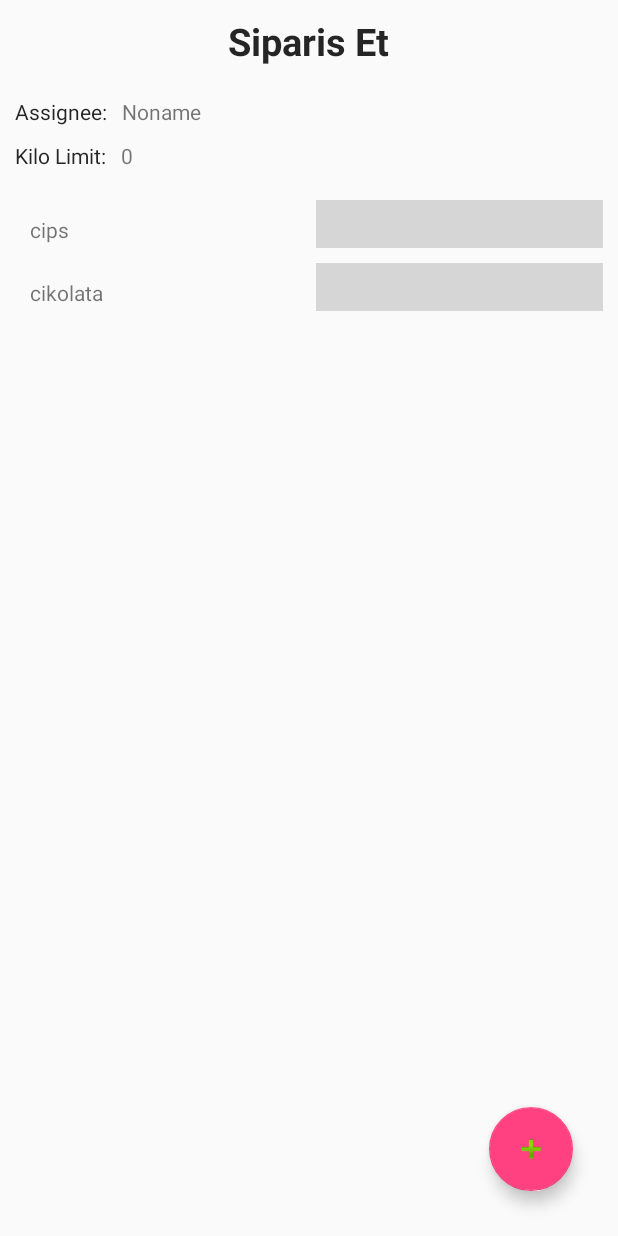
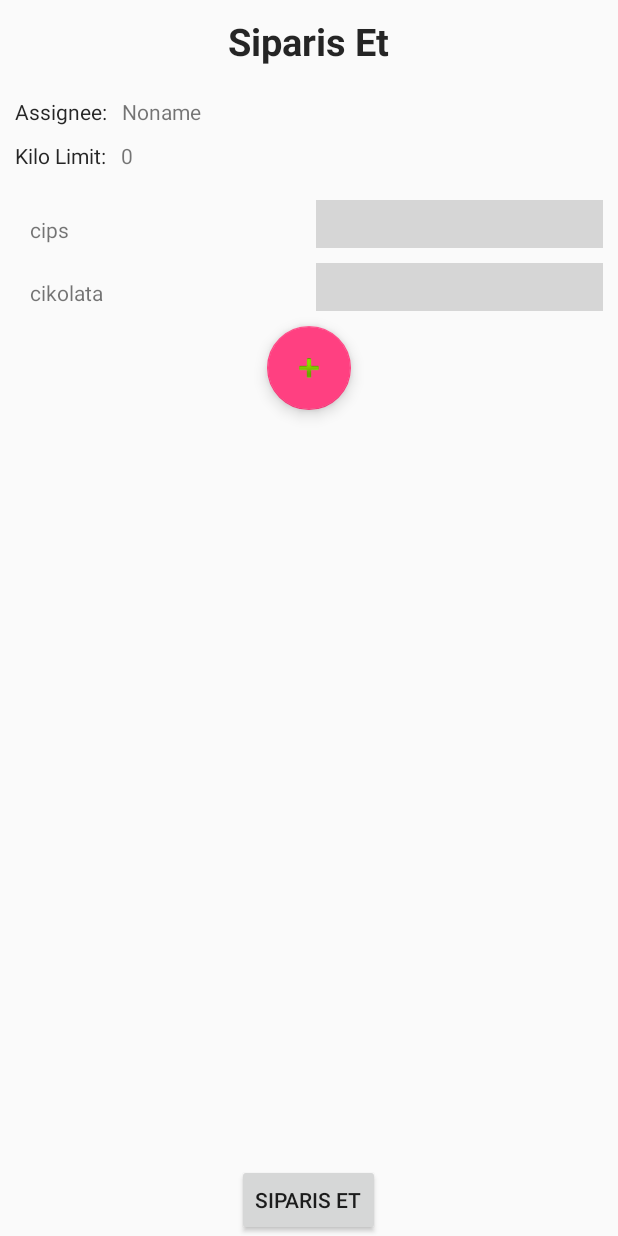
Before and after one commit to bounaykut/aba-android, an Android app: the GiveOrder screen opened directly, with no data from a screen before it, on a phone screen of 412 x 824 dp. Run offline under Robolectric (Android 15) with nearby library versions, the phone set to English and light mode, and no system bars; libraries missing offline, so code that uses them is left out: com.shalan.mohamed; plain views replace IncDecView; 1 statement that could not run was skipped; grey boxes are pictures that could not be loaded.

Commit message:
search button is added for map. some other GUI repairements is added

```diff
--- a/app/src/main/java/com/example/aykut/getirandroid/GiveOrder.java
+++ b/app/src/main/java/com/example/aykut/getirandroid/GiveOrder.java
@@ -9,6 +9,7 @@ import android.support.v7.widget.LinearLayoutManager;
 import android.support.v7.widget.RecyclerView;
 import android.view.View;
 import android.widget.Adapter;
+import android.widget.Button;
 import android.widget.TextView;
 
 import java.util.ArrayList;
@@ -21,6 +22,7 @@ public class GiveOrder extends Activity {
     TextView kiloLimit;
     RecyclerView itemRecycler;
     FloatingActionButton addItemButton;
+    Button orderButton;
 
     OrderAdapter orderAdapter;
     ArrayList<Order> orderList = new ArrayList<>();
@@ -41,8 +43,17 @@ public class GiveOrder extends Activity {
         orderAdapter = new OrderAdapter(orderList);
         itemRecycler.setAdapter(orderAdapter);
         itemRecycler.setLayoutManager(new LinearLayoutManager(this,LinearLayoutManager.VERTICAL,false));
+
         addItemButton = (FloatingActionButton) findViewById(R.id.addItemButton);
         addItemButton.setOnClickListener(new View.OnClickListener() {
+            @Override
+            public void onClick(View view) {
+
+            }
+        });
+
+        orderButton = (Button) findViewById(R.id.orderButton);
+        orderButton.setOnClickListener(new View.OnClickListener() {
             @Override
             public void onClick(View view) {
 
--- a/app/src/main/res/layout/activity_give_order.xml
+++ b/app/src/main/res/layout/activity_give_order.xml
@@ -67,8 +67,8 @@
             android:id="@+id/addItemButton"
             android:layout_width="wrap_content"
             android:layout_height="wrap_content"
-            android:layout_alignParentBottom="true"
-            android:layout_alignParentEnd="true"
+            android:layout_below="@+id/itemList"
+            android:layout_centerHorizontal="true"
             android:layout_marginRight="30dp"
             android:layout_marginBottom="30dp"
             android:clickable="true"
@@ -78,12 +78,21 @@
         <android.support.v7.widget.RecyclerView
             android:id="@+id/itemList"
             android:layout_width="match_parent"
-            android:layout_height="match_parent"
+            android:layout_height="wrap_content"
             android:layout_marginLeft="10dp"
+            android:layout_marginBottom="10dp"
             android:layout_marginTop="10dp"
             android:layout_below="@id/kiloLimitTextView">
+
         </android.support.v7.widget.RecyclerView>
 
+        <Button
+            android:id="@+id/orderButton"
+            android:layout_width="wrap_content"
+            android:layout_height="wrap_content"
+            android:layout_alignParentBottom="true"
+            android:layout_centerInParent="true"
+            android:text="@string/order" />
 
 
     </RelativeLayout>
--- a/app/src/main/res/layout/order_list_row.xml
+++ b/app/src/main/res/layout/order_list_row.xml
@@ -22,12 +22,12 @@
             android:layout_width="0dp"
             android:layout_height="wrap_content"
             android:layout_weight="1"
-            app:border_color="@android:color/holo_red_dark"
-            app:border_width="5dp"
+            app:border_color="@android:color/holo_red_light"
+            app:border_width="2dp"
             android:layout_marginEnd="10dp"
             app:dec_icon="@drawable/ic_remove"
             app:inc_icon="@drawable/ic_add"
-            app:counterValueColor="@android:color/holo_orange_dark"
+            app:counterValueColor="@android:color/background_dark"
             />
 
 
--- a/app/src/main/res/values/colors.xml
+++ b/app/src/main/res/values/colors.xml
@@ -5,4 +5,5 @@
     <color name="colorAccent">#FF4081</color>
     <color name="colorCurrent">#daffc340</color>
     <color name="colorBlack">#da000000</color>
+    <color name="colorWhite">#ffffff</color>
 </resources>
```
Also changed, not shown: app/src/main/java/com/example/aykut/getirandroid/MainActivity.java (+10 -0 lines), app/src/main/res/layout/activity_main.xml (+17 -2 lines).
